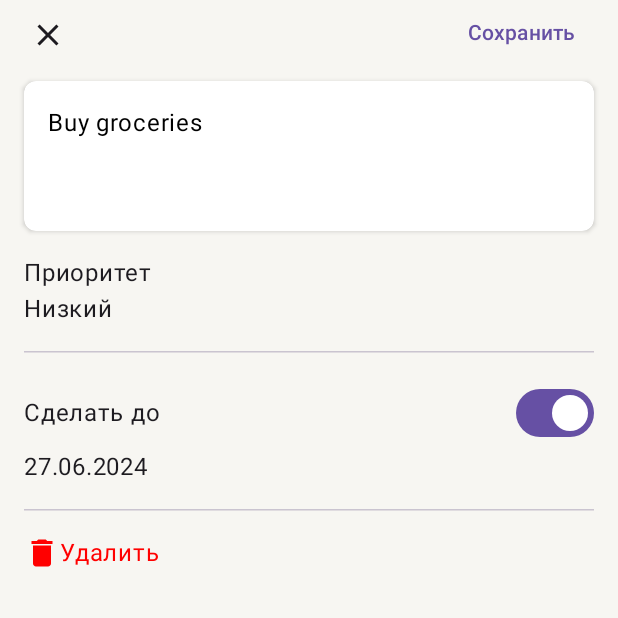
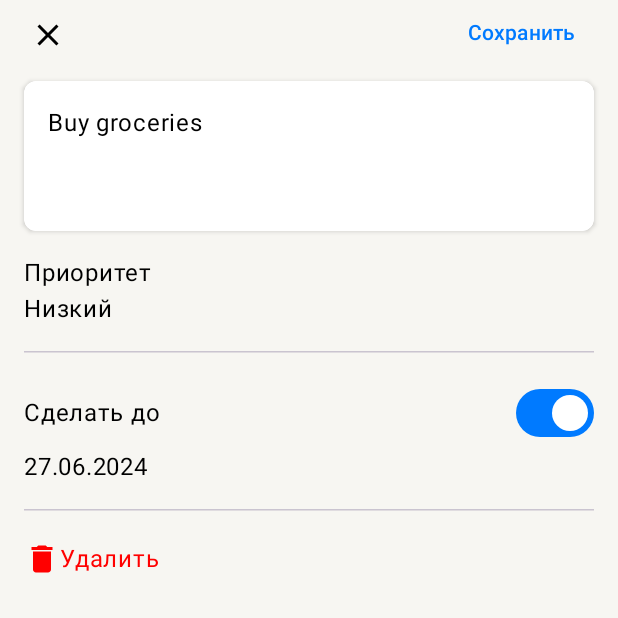
Before and after one commit to Max-Andersen/ToDoApp, an Android app built with Jetpack Compose: the screen it shows after launch (MainActivity), after a tap on "Buy groceries", on a phone screen of 412 x 824 dp, the top half of it. Run offline under Robolectric (Android 15) with nearby library versions, the phone set to English and light mode, and no system bars.

Commit message:
feature: начал добавлять цвета в тему

```diff
--- a/app/src/main/java/com/toloknov/summerschool/todoapp/ui/card/TodoItemCard.kt
+++ b/app/src/main/java/com/toloknov/summerschool/todoapp/ui/card/TodoItemCard.kt
@@ -14,6 +14,7 @@ import androidx.compose.foundation.layout.size
 import androidx.compose.foundation.layout.systemBarsPadding
 import androidx.compose.foundation.rememberScrollState
 import androidx.compose.foundation.shape.RoundedCornerShape
+import androidx.compose.foundation.text.BasicTextField
 import androidx.compose.foundation.verticalScroll
 import androidx.compose.material.icons.Icons
 import androidx.compose.material.icons.filled.Close
@@ -50,6 +51,7 @@ import androidx.compose.ui.draw.shadow
 import androidx.compose.ui.graphics.Color
 import androidx.compose.ui.input.nestedscroll.nestedScroll
 import androidx.compose.ui.res.stringResource
+import androidx.compose.ui.text.TextStyle
 import androidx.compose.ui.tooling.preview.Preview
 import androidx.compose.ui.unit.dp
 import androidx.compose.ui.unit.sp
@@ -58,8 +60,10 @@ import androidx.lifecycle.viewmodel.compose.viewModel
 import com.toloknov.summerschool.todoapp.R
 import com.toloknov.summerschool.todoapp.domain.model.ItemImportance
 import com.toloknov.summerschool.todoapp.ui.common.theme.PADDING_BIG
+import com.toloknov.summerschool.todoapp.ui.common.theme.PADDING_LARGE
 import com.toloknov.summerschool.todoapp.ui.common.theme.PADDING_MEDIUM
 import com.toloknov.summerschool.todoapp.ui.common.theme.ToDoAppTheme
+import com.toloknov.summerschool.todoapp.ui.common.theme.textFieldTheme
 import com.toloknov.summerschool.todoapp.ui.common.toolbar.CollapsingTopbar
 import com.toloknov.summerschool.todoapp.ui.common.toolbar.rememberToolbarScrollBehavior
 import com.toloknov.summerschool.todoapp.ui.common.utils.convertToReadable
@@ -197,11 +201,12 @@ private fun DeleteSection(
 
     Row(
         modifier = Modifier
-            .fillMaxWidth()
+            .defaultMinSize(minHeight = PADDING_LARGE)
             .clip(RoundedCornerShape(PADDING_MEDIUM))
             .clickable(enabled = !uiState.isNewItem) {
                 reduce(TodoItemCardItent.DeleteTodoItem)
-            }
+            },
+        verticalAlignment = Alignment.CenterVertically
     ) {
         Icon(
             imageVector = Icons.Default.Delete,
@@ -282,24 +287,25 @@ private fun InputTodoText(
         value = uiState.text,
         onValueChange = { reduce(TodoItemCardItent.SetText(it)) },
         shape = RoundedCornerShape(PADDING_MEDIUM),
-        colors = OutlinedTextFieldDefaults.colors(
-            focusedTextColor = Color.Black,
-            unfocusedTextColor = Color.Black,
-            disabledTextColor = Color.Gray,
-            errorTextColor = Color.Red,
-            focusedContainerColor = Color.White,
-            unfocusedContainerColor = Color.White,
-            disabledContainerColor = Color.White,
-            errorContainerColor = Color.White,
-            cursorColor = Color.Black,
-            errorCursorColor = Color.Red,
-            focusedBorderColor = Color.Transparent,
-            unfocusedBorderColor = Color.Transparent,
-            disabledBorderColor = Color.Transparent,
-            errorBorderColor = Color.Red,
-            focusedLabelColor = Color.Gray,
-            unfocusedLabelColor = Color.Gray
-        ),
+        colors = MaterialTheme.colorScheme.textFieldTheme,
+//        OutlinedTextFieldDefaults.colors(
+//            focusedTextColor = Color.Black,
+//            unfocusedTextColor = Color.Black,
+//            disabledTextColor = Color.Gray,
+//            errorTextColor = Color.Red,
+//            focusedContainerColor = Color.White,
+//            unfocusedContainerColor = Color.White,
+//            disabledContainerColor = Color.White,
+//            errorContainerColor = Color.White,
+//            cursorColor = Color.Black,
+//            errorCursorColor = Color.Red,
+//            focusedBorderColor = Color.Transparent,
+//            unfocusedBorderColor = Color.Transparent,
+//            disabledBorderColor = Color.Transparent,
+//            errorBorderColor = Color.Red,
+//            focusedLabelColor = Color.Gray,
+//            unfocusedLabelColor = Color.Gray
+//        ),
         placeholder = {
             Text(
                 text = stringResource(id = R.string.what_need_to_do),
--- a/app/src/main/java/com/toloknov/summerschool/todoapp/ui/common/theme/Color.kt
+++ b/app/src/main/java/com/toloknov/summerschool/todoapp/ui/common/theme/Color.kt
@@ -9,19 +9,24 @@ val White = Color(0xFFFFFFFF)
 val Purple80 = Color(0xFFD0BCFF)
 val PurpleGrey80 = Color(0xFFCCC2DC)
 val Pink80 = Color(0xFFEFB8C8)
-val LightFab = Color(0xFF007aff)
+val LightPrimary = Color(0xFF007aff)
 val LightSurface = Color(0xFFf7f6f2)
 val LightSurfaceContainer = Color(0xFFFFFFFF)
 val LightAcceptGreen = Color(0xFF34c759)
 val LightRejectRed = Color(0xFFff3b30)
 val LightUncheckedBox = Color(0xFFcccccc)
+val LightOutline = Color(0xFFb7b7b7)
+val LightSurfaceVariant = Color(0xFFe8e7e3)
+
 
 val Purple40 = Color(0xFF6650a4)
 val PurpleGrey40 = Color(0xFF625b71)
 val Pink40 = Color(0xFF7D5260)
-val DarkFab = Color(0xFF0a84ff)
+val DarkPrimary = Color(0xFF0a84ff)
 val DarkSurface = Color(0xFF161618)
 val DarkSurfaceContainer = Color(0xFF252528)
 val DarkAcceptGreeen = Color(0xFF32d74b)
 val DarkRejectRed = Color(0xFFff453a)
 val DarkUncheckedBox = Color(0xFF515153)
+val DarkOutline = Color(0xFFeaeaea)
+val DarkSurfaceVariant = Color(0xFF0f0f10)
--- a/app/src/main/java/com/toloknov/summerschool/todoapp/ui/common/theme/Theme.kt
+++ b/app/src/main/java/com/toloknov/summerschool/todoapp/ui/common/theme/Theme.kt
@@ -6,6 +6,9 @@ import androidx.compose.material3.CheckboxColors
 import androidx.compose.material3.CheckboxDefaults
 import androidx.compose.material3.ColorScheme
 import androidx.compose.material3.MaterialTheme
+import androidx.compose.material3.OutlinedTextFieldDefaults
+import androidx.compose.material3.TextFieldColors
+import androidx.compose.material3.TextFieldDefaults
 import androidx.compose.material3.darkColorScheme
 import androidx.compose.material3.lightColorScheme
 import androidx.compose.runtime.Composable
@@ -13,6 +16,7 @@ import androidx.compose.runtime.SideEffect
 import androidx.compose.ui.graphics.Color
 import androidx.compose.ui.graphics.toArgb
 import androidx.compose.ui.platform.LocalView
+import androidx.compose.ui.tooling.preview.Preview
 import androidx.compose.ui.unit.dp
 import androidx.core.view.WindowCompat
 import com.toloknov.summerschool.todoapp.domain.model.ItemImportance
@@ -24,35 +28,67 @@ val PADDING_MEDIUM = 8.dp
 val PADDING_SMALL = 4.dp
 
 
+//private val LightColorScheme = lightColorScheme(
+//    primary = LightPrimary,
+//    secondary = PurpleGrey40,
+//    tertiary = Pink40,
+//    surface = LightSurface,
+//    surfaceContainer = LightSurfaceContainer,
+//    primaryContainer = LightPrimary,
+//    onPrimaryContainer = White,
+//    outline = LightOutline,
+//    surfaceVariant = LightSurfaceVariant
+//)
+
 private val LightColorScheme = lightColorScheme(
-    primary = Purple40,
-    secondary = PurpleGrey40,
-    tertiary = Pink40,
+    primary = LightPrimary,
+    onPrimary = Color.White,
+    primaryContainer = LightPrimary,
+    onPrimaryContainer = White,
     surface = LightSurface,
+    onSurface = Color.Black,
+    background = Color(0xFFF7F6F2),
     surfaceContainer = LightSurfaceContainer,
-    primaryContainer = LightFab,
-    onPrimaryContainer = White,
-    /* Other default colors to override
-    background = Color(0xFFFFFBFE),
-    surface = Color(0xFFFFFBFE),
-    onPrimary = Color.White,
-    onSecondary = Color.White,
-    onTertiary = Color.White,
-    onBackground = Color(0xFF1C1B1F),
-    onSurface = Color(0xFF1C1B1F),
-    */
+    onBackground = Color.Black,
+    surfaceVariant = LightSurfaceVariant,
+    onSurfaceVariant = Color.Black,
+    outline = Color(0xFFB3B3B3),
+    surfaceContainerLow = LightSurfaceContainer
+
 )
 
+//private val DarkColorScheme = darkColorScheme(
+//    primary = DarkPrimary,
+//    secondary = PurpleGrey80,
+//    tertiary = Pink80,
+//
+//    surface = DarkSurface,
+//    surfaceContainer = DarkSurfaceContainer,
+//    primaryContainer = DarkPrimary,
+//    onPrimaryContainer = White,
+//    outline = DarkOutline,
+//    surfaceVariant = DarkSurfaceVariant
+//)
+
+
 private val DarkColorScheme = darkColorScheme(
-    primary = Purple80,
-    secondary = PurpleGrey80,
-    tertiary = Pink80,
-
+    primary = DarkPrimary,
+    onPrimary = Color.Black,
+    primaryContainer = DarkPrimary,
+    onPrimaryContainer = White,
     surface = DarkSurface,
     surfaceContainer = DarkSurfaceContainer,
-    primaryContainer = DarkFab,
-    onPrimaryContainer = White,
-)
+    onSurface = Color.White,
+    background = Color(0xFF161618),
+    onBackground = Color.White,
+    surfaceVariant = DarkSurfaceVariant,
+    onSurfaceVariant = Color.White,
+    outline = Color(0xFF7C7C7E),
+    surfaceContainerLow = DarkSurfaceContainer
+
+
+    )
+
 
 private val ColorScheme.checkBoxCheckedColor: Color
     @Composable
@@ -151,19 +187,24 @@ val ColorScheme.hightImportancecheckBoxTheme: CheckboxColors
         }
 
 
+val ColorScheme.textFieldTheme: TextFieldColors
+    @Composable
+    get() = OutlinedTextFieldDefaults.colors(
+        focusedContainerColor = MaterialTheme.colorScheme.surfaceContainer,
+        unfocusedContainerColor = MaterialTheme.colorScheme.surfaceContainer,
+        focusedBorderColor = MaterialTheme.colorScheme.surfaceContainer,
+        unfocusedBorderColor = MaterialTheme.colorScheme.surfaceContainer,
+        cursorColor = MaterialTheme.colorScheme.surfaceVariant
+    )
+
+// С цветами в макете жесть конечно, не соотносится в палетку Material3, чтобы compose автоматически всё тянул
+// подбирал на глаз и эмпирически
 @Composable
 fun ToDoAppTheme(
     darkTheme: Boolean = isSystemInDarkTheme(),
-    // Dynamic color is available on Android 12+
-    dynamicColor: Boolean = true,
     content: @Composable () -> Unit
 ) {
     val colorScheme = when {
-//        dynamicColor && Build.VERSION.SDK_INT >= Build.VERSION_CODES.S -> {
-//            val context = LocalContext.current
-//            if (darkTheme) dynamicDarkColorScheme(context) else dynamicLightColorScheme(context)
-//        }
-
         darkTheme -> DarkColorScheme
         else -> LightColorScheme
     }
@@ -172,6 +213,7 @@ fun ToDoAppTheme(
         SideEffect {
             val window = (view.context as Activity).window
             window.statusBarColor = colorScheme.surface.toArgb()
+            window.navigationBarColor = colorScheme.surface.toArgb()
             WindowCompat.getInsetsController(window, view).isAppearanceLightStatusBars = !darkTheme
         }
     }
@@ -182,3 +224,10 @@ fun ToDoAppTheme(
         content = content
     )
 }
+
+
+@Preview
+@Composable
+private fun AppThemePreview() {
+
+}
--- a/app/src/main/java/com/toloknov/summerschool/todoapp/ui/list/TodoItemsList.kt
+++ b/app/src/main/java/com/toloknov/summerschool/todoapp/ui/list/TodoItemsList.kt
@@ -32,6 +32,7 @@ import androidx.compose.material3.Scaffold
 import androidx.compose.material3.SwipeToDismissBox
 import androidx.compose.material3.SwipeToDismissBoxValue
 import androidx.compose.material3.Text
+import androidx.compose.material3.minimumInteractiveComponentSize
 import androidx.compose.material3.rememberSwipeToDismissBoxState
 import androidx.compose.runtime.Composable
 import androidx.compose.runtime.collectAsState
@@ -284,7 +285,9 @@ private fun LazyItemScope.TodoListItem(
                 )
             }
         },
-        modifier = Modifier.animateItemPlacement().clickable { clickOnItem() }
+        modifier = Modifier
+            .animateItemPlacement()
+            .clickable { clickOnItem() }
     ) {
         Row(
             modifier = modifier
@@ -302,12 +305,11 @@ private fun LazyItemScope.TodoListItem(
                 itemUi = itemUi,
             )
 
-            IconButton(onClick = clickOnItem) {
-                Icon(
-                    painter = painterResource(id = R.drawable.ic_info_24),
-                    contentDescription = null
-                )
-            }
+            Icon(
+                modifier = Modifier.minimumInteractiveComponentSize(),
+                painter = painterResource(id = R.drawable.ic_info_24),
+                contentDescription = null
+            )
         }
     }
 
```
